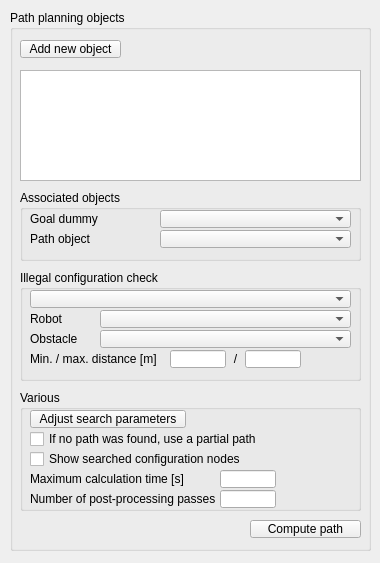
Before: the Qt Designer form ui/qdlgpathplanning.ui in CoppeliaRobotics/coppeliaSimLib, drawn with Qt 5.
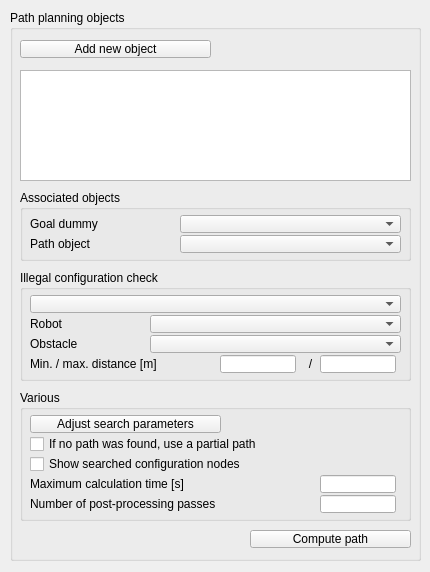
After: the same form once the commit is applied.

Patch:
```diff
--- a/ui/qdlgpathplanning.ui
+++ b/ui/qdlgpathplanning.ui
@@ -6,8 +6,8 @@
    <rect>
     <x>0</x>
     <y>0</y>
-    <width>380</width>
-    <height>563</height>
+    <width>430</width>
+    <height>572</height>
    </rect>
   </property>
   <property name="windowTitle">
@@ -21,8 +21,8 @@
     <rect>
      <x>10</x>
      <y>10</y>
-     <width>361</width>
-     <height>541</height>
+     <width>411</width>
+     <height>551</height>
     </rect>
    </property>
    <property name="title">
@@ -36,7 +36,7 @@
      <rect>
       <x>10</x>
       <y>30</y>
-      <width>101</width>
+      <width>191</width>
       <height>18</height>
      </rect>
     </property>
@@ -52,7 +52,7 @@
      <rect>
       <x>10</x>
       <y>60</y>
-      <width>341</width>
+      <width>391</width>
       <height>111</height>
      </rect>
     </property>
@@ -62,7 +62,7 @@
      <rect>
       <x>10</x>
       <y>180</y>
-      <width>341</width>
+      <width>391</width>
       <height>71</height>
      </rect>
     </property>
@@ -76,8 +76,8 @@
      <property name="geometry">
       <rect>
        <x>10</x>
-       <y>20</y>
-       <width>131</width>
+       <y>25</y>
+       <width>151</width>
        <height>18</height>
       </rect>
      </property>
@@ -88,9 +88,9 @@
     <widget class="QComboBox" name="qqGoalCombo">
      <property name="geometry">
       <rect>
-       <x>140</x>
-       <y>20</y>
-       <width>191</width>
+       <x>160</x>
+       <y>25</y>
+       <width>221</width>
        <height>18</height>
       </rect>
      </property>
@@ -99,8 +99,8 @@
      <property name="geometry">
       <rect>
        <x>10</x>
-       <y>40</y>
-       <width>131</width>
+       <y>45</y>
+       <width>151</width>
        <height>18</height>
       </rect>
      </property>
@@ -111,9 +111,9 @@
     <widget class="QComboBox" name="qqPathCombo">
      <property name="geometry">
       <rect>
-       <x>140</x>
-       <y>40</y>
-       <width>191</width>
+       <x>160</x>
+       <y>45</y>
+       <width>221</width>
        <height>18</height>
       </rect>
      </property>
@@ -124,7 +124,7 @@
      <rect>
       <x>10</x>
       <y>260</y>
-      <width>341</width>
+      <width>391</width>
       <height>111</height>
      </rect>
     </property>
@@ -138,8 +138,8 @@
      <property name="geometry">
       <rect>
        <x>10</x>
-       <y>20</y>
-       <width>321</width>
+       <y>25</y>
+       <width>371</width>
        <height>18</height>
       </rect>
      </property>
@@ -148,8 +148,8 @@
      <property name="geometry">
       <rect>
        <x>10</x>
-       <y>80</y>
-       <width>141</width>
+       <y>85</y>
+       <width>191</width>
        <height>18</height>
       </rect>
      </property>
@@ -160,9 +160,9 @@
     <widget class="QLineEdit" name="qqMinDist">
      <property name="geometry">
       <rect>
-       <x>150</x>
-       <y>80</y>
-       <width>56</width>
+       <x>200</x>
+       <y>85</y>
+       <width>76</width>
        <height>18</height>
       </rect>
      </property>
@@ -170,9 +170,9 @@
     <widget class="QLineEdit" name="qqMaxDist">
      <property name="geometry">
       <rect>
-       <x>225</x>
-       <y>80</y>
-       <width>56</width>
+       <x>300</x>
+       <y>85</y>
+       <width>76</width>
        <height>18</height>
       </rect>
      </property>
@@ -181,8 +181,8 @@
      <property name="geometry">
       <rect>
        <x>10</x>
-       <y>40</y>
-       <width>71</width>
+       <y>45</y>
+       <width>121</width>
        <height>18</height>
       </rect>
      </property>
@@ -193,8 +193,8 @@
     <widget class="QComboBox" name="qqRobotCombo">
      <property name="geometry">
       <rect>
-       <x>80</x>
-       <y>40</y>
+       <x>130</x>
+       <y>45</y>
        <width>251</width>
        <height>18</height>
       </rect>
@@ -204,8 +204,8 @@
      <property name="geometry">
       <rect>
        <x>10</x>
-       <y>60</y>
-       <width>71</width>
+       <y>65</y>
+       <width>121</width>
        <height>18</height>
       </rect>
      </property>
@@ -216,8 +216,8 @@
     <widget class="QComboBox" name="qqObstacleCombo">
      <property name="geometry">
       <rect>
-       <x>80</x>
-       <y>60</y>
+       <x>130</x>
+       <y>65</y>
        <width>251</width>
        <height>18</height>
       </rect>
@@ -226,8 +226,8 @@
     <widget class="QLabel" name="label_6">
      <property name="geometry">
       <rect>
-       <x>205</x>
-       <y>80</y>
+       <x>280</x>
+       <y>85</y>
        <width>21</width>
        <height>18</height>
       </rect>
@@ -245,8 +245,8 @@
      <rect>
       <x>10</x>
       <y>380</y>
-      <width>341</width>
-      <height>121</height>
+      <width>391</width>
+      <height>131</height>
      </rect>
     </property>
     <property name="title">
@@ -259,8 +259,8 @@
      <property name="geometry">
       <rect>
        <x>10</x>
-       <y>20</y>
-       <width>156</width>
+       <y>25</y>
+       <width>191</width>
        <height>18</height>
       </rect>
      </property>
@@ -275,8 +275,8 @@
      <property name="geometry">
       <rect>
        <x>10</x>
-       <y>40</y>
-       <width>251</width>
+       <y>45</y>
+       <width>371</width>
        <height>18</height>
       </rect>
      </property>
@@ -291,8 +291,8 @@
      <property name="geometry">
       <rect>
        <x>10</x>
-       <y>60</y>
-       <width>261</width>
+       <y>65</y>
+       <width>371</width>
        <height>18</height>
       </rect>
      </property>
@@ -307,8 +307,8 @@
      <property name="geometry">
       <rect>
        <x>10</x>
-       <y>80</y>
-       <width>191</width>
+       <y>85</y>
+       <width>291</width>
        <height>18</height>
       </rect>
      </property>
@@ -319,9 +319,9 @@
     <widget class="QLineEdit" name="qqMaxCalcTime">
      <property name="geometry">
       <rect>
-       <x>200</x>
-       <y>80</y>
-       <width>56</width>
+       <x>300</x>
+       <y>85</y>
+       <width>76</width>
        <height>18</height>
       </rect>
      </property>
@@ -329,9 +329,9 @@
     <widget class="QLineEdit" name="qqPostProcessingPasses">
      <property name="geometry">
       <rect>
-       <x>200</x>
-       <y>100</y>
-       <width>56</width>
+       <x>300</x>
+       <y>105</y>
+       <width>76</width>
        <height>18</height>
       </rect>
      </property>
@@ -340,8 +340,8 @@
      <property name="geometry">
       <rect>
        <x>10</x>
-       <y>100</y>
-       <width>191</width>
+       <y>105</y>
+       <width>291</width>
        <height>18</height>
       </rect>
      </property>
@@ -354,8 +354,8 @@
     <property name="geometry">
      <rect>
       <x>240</x>
-      <y>510</y>
-      <width>111</width>
+      <y>520</y>
+      <width>161</width>
       <height>18</height>
      </rect>
     </property>
```
